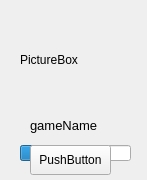
This is gameitem.ui in jiangzc/FlashBox as Qt 5 draws it before an edit. The edited form follows.
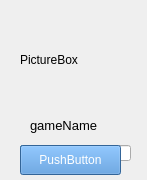
This is the edited form.

Commit message: add button style

What changed in the file:
```diff
--- a/gameitem.ui
+++ b/gameitem.ui
@@ -73,12 +73,16 @@
   <widget class="QPushButton" name="pushButton">
    <property name="geometry">
     <rect>
-     <x>30</x>
+     <x>20</x>
      <y>145</y>
-     <width>81</width>
+     <width>101</width>
      <height>30</height>
     </rect>
    </property>
+   <property name="styleSheet">
+    <string notr="true">background-color: rgb(71, 142, 213);
+color: rgb(255, 255, 255);</string>
+   </property>
    <property name="text">
     <string>PushButton</string>
    </property>
```
The commit also changes 2 other files.
